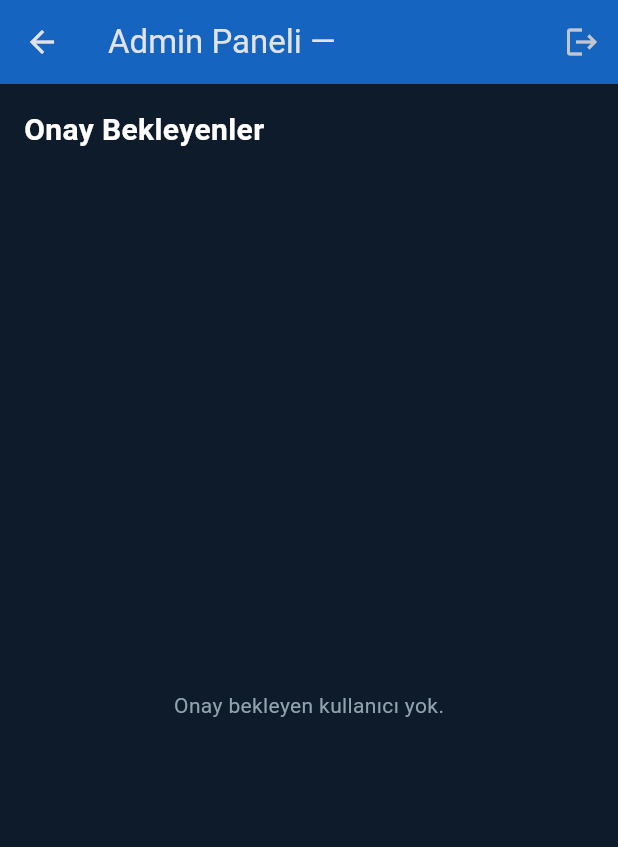
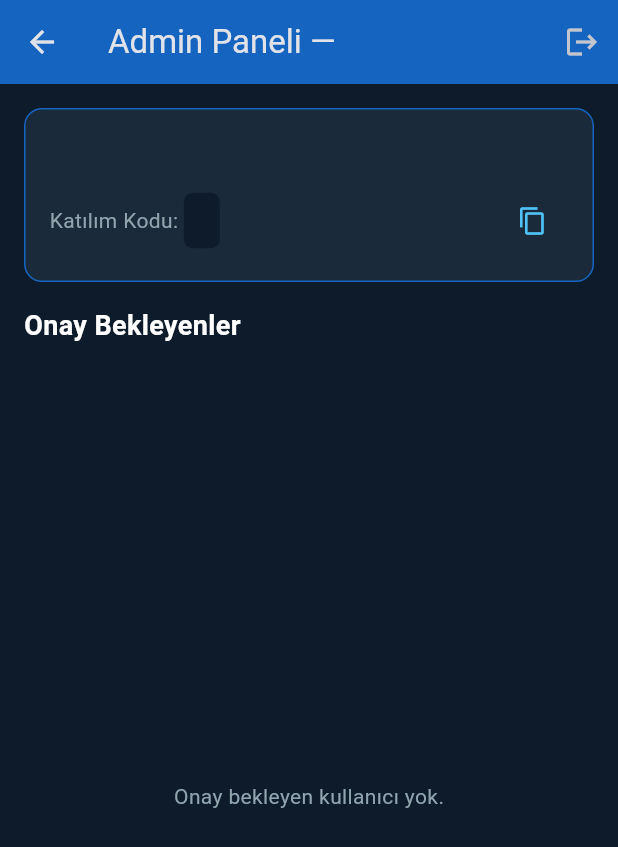
Before and after one commit to mskozyigit/takipversie1, a Flutter app: the AdminDashboard screen opened directly with empty values, on a phone screen of 412 x 824 dp. Shown: the top 847 px of the screen. Run offline on Flutter 3.47's test engine with Material 3 defaults, Android fonts, the phone set to English and light mode, and no system bars; our stand-ins replace cloud_firestore, firebase_auth, firebase_core, flutter_riverpod, google_sign_in; accounts and stored records are empty; network calls fail.

Commit message:
Show organization join code in Admin Dashboard

```diff
--- a/lib/providers/auth_provider.dart
+++ b/lib/providers/auth_provider.dart
@@ -287,6 +287,24 @@ final pendingUsersProvider = StreamProvider<List<AppUser>>((ref) {
           snapshot.docs.map((doc) => AppUser.fromFirestore(doc)).toList());
 });
 
+/// Mevcut organizasyon bilgilerini dinleyen provider
+final currentOrganizationProvider = StreamProvider<Organization?>((ref) {
+  final authState = ref.watch(authProvider).value;
+  String? orgId;
+
+  if (authState is ApprovedAdmin) orgId = authState.appUser.organizationId;
+  if (authState is ApprovedWorker) orgId = authState.appUser.organizationId;
+  if (authState is PendingApproval) orgId = authState.appUser.organizationId;
+
+  if (orgId == null) return Stream.value(null);
+
+  return _firestore
+      .collection('organizations')
+      .doc(orgId)
+      .snapshots()
+      .map((doc) => doc.exists ? Organization.fromFirestore(doc) : null);
+});
+
 /// Mevcut AppUser'ı döndürür (null ise giriş yapılmamış)
 final currentUserProvider = Provider<AppUser?>((ref) {
   // Riverpod v3: .value yerine .whenData veya switch kullan
--- a/lib/providers/translations.dart
+++ b/lib/providers/translations.dart
@@ -19,6 +19,7 @@ const Map<String, Map<String, String>> translations = {
     'pending_title': 'Onay Bekleniyor',
     'pending_subtitle': 'Hesabınız yönetici onayı bekliyor. Lütfen daha sonra tekrar kontrol edin.',
     'admin_panel_title': 'Admin Paneli',
+    'admin_join_code': 'Katılım Kodu',
     'admin_pending_users': 'Onay Bekleyenler',
     'admin_no_pending': 'Onay bekleyen kullanıcı yok.',
     'admin_approve': 'Onayla',
@@ -48,6 +49,7 @@ const Map<String, Map<String, String>> translations = {
     'pending_title': 'Pending Approval',
     'pending_subtitle': 'Your account is awaiting admin approval. Please check back later.',
     'admin_panel_title': 'Admin Panel',
+    'admin_join_code': 'Join Code',
     'admin_pending_users': 'Pending Approvals',
     'admin_no_pending': 'No pending users found.',
     'admin_approve': 'Approve',
@@ -77,6 +79,7 @@ const Map<String, Map<String, String>> translations = {
     'pending_title': 'Wachten op Goedkeuring',
     'pending_subtitle': 'Uw account wacht op goedkeuring door de beheerder. Kom later terug.',
     'admin_panel_title': 'Beheerderspaneel',
+    'admin_join_code': 'Deelnamecode',
     'admin_pending_users': 'Wachtend op goedkeuring',
     'admin_no_pending': 'Geen wachtende gebruikers gevonden.',
     'admin_approve': 'Goedkeuren',
--- a/lib/screens/admin_dashboard.dart
+++ b/lib/screens/admin_dashboard.dart
@@ -11,6 +11,7 @@ class AdminDashboard extends ConsumerWidget {
   @override
   Widget build(BuildContext context, WidgetRef ref) {
     final pendingUsersAsync = ref.watch(pendingUsersProvider);
+    final orgAsync = ref.watch(currentOrganizationProvider);
     final l10n = ref.read(translationProvider.notifier);
 
     return Scaffold(
@@ -28,17 +29,85 @@ class AdminDashboard extends ConsumerWidget {
       body: Column(
         crossAxisAlignment: CrossAxisAlignment.start,
         children: [
+          // Organizasyon Bilgi Kartı (Join Code buraya eklendi)
+          orgAsync.when(
+            data: (org) => org == null
+                ? const SizedBox()
+                : Container(
+                    width: double.infinity,
+                    padding: const EdgeInsets.all(16),
+                    margin: const EdgeInsets.all(16),
+                    decoration: BoxDecoration(
+                      color: const Color(0xFF1A2A3A),
+                      borderRadius: BorderRadius.circular(12),
+                      border: Border.all(color: const Color(0xFF1565C0), width: 1),
+                    ),
+                    child: Column(
+                      crossAxisAlignment: CrossAxisAlignment.start,
+                      children: [
+                        Text(
+                          org.name,
+                          style: const TextStyle(
+                            color: Colors.white,
+                            fontSize: 18,
+                            fontWeight: FontWeight.bold,
+                          ),
+                        ),
+                        const SizedBox(height: 8),
+                        Row(
+                          children: [
+                            Text(
+                              '${l10n.translate('admin_join_code')}: ',
+                              style: const TextStyle(color: Color(0xFF90A4AE)),
+                            ),
+                            Container(
+                              padding: const EdgeInsets.symmetric(
+                                  horizontal: 12, vertical: 4),
+                              decoration: BoxDecoration(
+                                color: const Color(0xFF0D1B2A),
+                                borderRadius: BorderRadius.circular(6),
+                              ),
+                              child: Text(
+                                org.joinCode,
+                                style: const TextStyle(
+                                  color: Color(0xFF4FC3F7),
+                                  fontSize: 20,
+                                  fontWeight: FontWeight.bold,
+                                  letterSpacing: 2,
+                                ),
+                              ),
+                            ),
+                            const Spacer(),
+                            IconButton(
+                              icon: const Icon(Icons.copy, color: Color(0xFF4FC3F7), size: 20),
+                              onPressed: () {
+                                // Opsiyonel: Panoya kopyalama eklenebilir
+                                ScaffoldMessenger.of(context).showSnackBar(
+                                  const SnackBar(content: Text('Kod kopyalandı!')),
+                                );
+                              },
+                            ),
+                          ],
+                        ),
+                      ],
+                    ),
+                  ),
+            loading: () => const SizedBox(height: 100, child: Center(child: CircularProgressIndicator())),
+            error: (_, __) => const SizedBox(),
+          ),
+
           Padding(
-            padding: const EdgeInsets.all(16.0),
+            padding: const EdgeInsets.symmetric(horizontal: 16.0),
             child: Text(
               l10n.translate('admin_pending_users'),
               style: const TextStyle(
                 color: Colors.white,
-                fontSize: 20,
+                fontSize: 18,
                 fontWeight: FontWeight.bold,
               ),
             ),
           ),
+          const SizedBox(height: 8),
           Expanded(
             child: pendingUsersAsync.when(
               data: (users) => users.isEmpty
```
